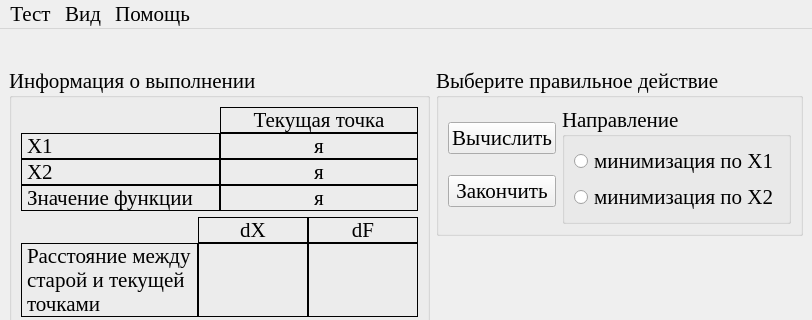
The window that optimizationmethods/ui/CWdescent_md.ui (Eliminationzx/optimizationmethods) describes before a commit, drawn with Qt 5; both pictures show x 0 to 812 and y 0 to 320 of the 812 by 581 pixel window.
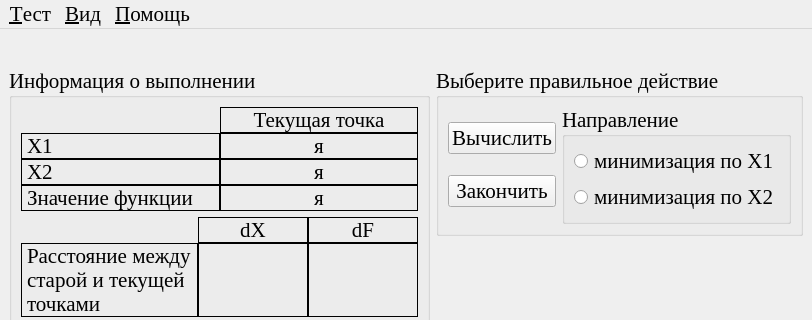
The same window after the commit. Icons and pictures are not drawn.

Commit message: Поправил меню во втором методе.

```diff
--- a/optimizationmethods/ui/CWdescent_md.ui
+++ b/optimizationmethods/ui/CWdescent_md.ui
@@ -361,27 +361,27 @@
    </property>
    <widget class="QMenu" name="menu">
     <property name="title">
-     <string>Помощь</string>
+     <string>&amp;Помощь</string>
     </property>
     <addaction name="helpo_action"/>
     <addaction name="separator"/>
     <addaction name="about_action"/>
    </widget>
+   <widget class="QMenu" name="difiniFonto_act">
+    <property name="title">
+     <string>&amp;Вид</string>
+    </property>
+    <addaction name="difiniFonto_act_2"/>
+   </widget>
    <widget class="QMenu" name="menu_2">
     <property name="title">
-     <string>Тест</string>
+     <string>&amp;Тест</string>
     </property>
     <addaction name="recomenc_acn"/>
     <addaction name="action"/>
     <addaction name="separator"/>
     <addaction name="exit"/>
    </widget>
-   <widget class="QMenu" name="difiniFonto_act">
-    <property name="title">
-     <string>Вид</string>
-    </property>
-    <addaction name="difiniFonto_act_2"/>
-   </widget>
    <addaction name="menu_2"/>
    <addaction name="difiniFonto_act"/>
    <addaction name="menu"/>
```
Left out of the diff: 4 changed lines with no effect on the pictures.
